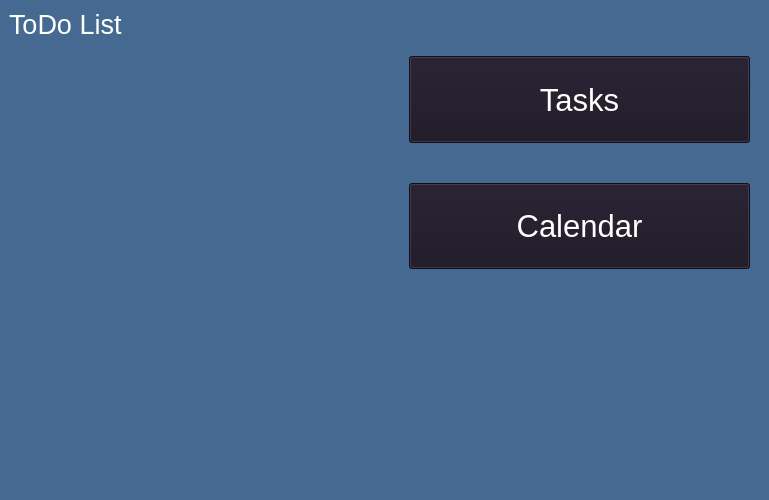
shaahinfaezi/WorkShopProject, file WorkShopProject/mainwindow.ui: the form before one commit.
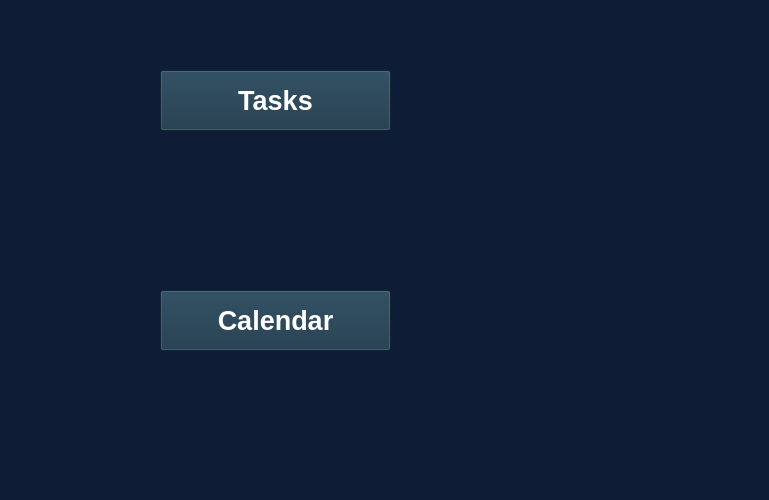
The form after the commit.

The edit to the form file:
```diff
--- a/WorkShopProject/mainwindow.ui
+++ b/WorkShopProject/mainwindow.ui
@@ -18,8 +18,8 @@
   </property>
   <property name="minimumSize">
    <size>
-    <width>0</width>
-    <height>0</height>
+    <width>400</width>
+    <height>400</height>
    </size>
   </property>
   <property name="maximumSize">
@@ -32,86 +32,34 @@
    <string>MainWindow</string>
   </property>
   <property name="styleSheet">
-   <string notr="true">background-color:rgb(69, 105, 144);</string>
+   <string notr="true">background-color:rgb(14, 28, 54);</string>
   </property>
   <widget class="QWidget" name="centralwidget">
-   <layout class="QVBoxLayout" name="verticalLayout_2">
-    <item>
      <widget class="QLabel" name="label">
-      <property name="sizePolicy">
-       <sizepolicy hsizetype="Fixed" vsizetype="Fixed">
-        <horstretch>0</horstretch>
-        <verstretch>0</verstretch>
-       </sizepolicy>
-      </property>
-      <property name="minimumSize">
-       <size>
-        <width>0</width>
-        <height>0</height>
-       </size>
-      </property>
-      <property name="font">
-       <font>
-        <pointsize>20</pointsize>
-       </font>
-      </property>
-      <property name="styleSheet">
-       <string notr="true">color:rgb(253, 255, 252);</string>
-      </property>
+    <property name="geometry">
+     <rect>
+      <x>20</x>
+      <y>50</y>
+      <width>100</width>
+      <height>100</height>
+     </rect>
+    </property>
       <property name="text">
-       <string>ToDo List</string>
-      </property>
-     </widget>
-    </item>
-    <item>
-     <layout class="QVBoxLayout" name="verticalLayout" stretch="0,0">
-      <property name="spacing">
-       <number>40</number>
-      </property>
-      <property name="sizeConstraint">
-       <enum>QLayout::SetNoConstraint</enum>
-      </property>
-      <property name="leftMargin">
-       <number>400</number>
-      </property>
-      <property name="topMargin">
-       <number>10</number>
-      </property>
-      <property name="rightMargin">
-       <number>10</number>
-      </property>
-      <property name="bottomMargin">
-       <number>200</number>
-      </property>
-      <item>
-       <widget class="QPushButton" name="pushButton">
-        <property name="sizePolicy">
-         <sizepolicy hsizetype="Minimum" vsizetype="Minimum">
-          <horstretch>0</horstretch>
-          <verstretch>0</verstretch>
-         </sizepolicy>
-        </property>
-        <property name="font">
-         <font>
-          <pointsize>23</pointsize>
-         </font>
-        </property>
-        <property name="styleSheet">
-         <string notr="true">background-color:rgb(26, 20, 35);
-color:rgb(255, 255, 255);
-
-</string>
-        </property>
-        <property name="text">
-         <string>Tasks</string>
-        </property>
-       </widget>
-      </item>
-      <item>
+     <string/>
+    </property>
+   </widget>
        <widget class="QPushButton" name="pushButton_2">
         <property name="enabled">
          <bool>true</bool>
         </property>
+    <property name="geometry">
+     <rect>
+      <x>160</x>
+      <y>290</y>
+      <width>231</width>
+      <height>61</height>
+     </rect>
+    </property>
         <property name="sizePolicy">
          <sizepolicy hsizetype="Minimum" vsizetype="Minimum">
           <horstretch>0</horstretch>
@@ -120,11 +68,13 @@
         </property>
         <property name="font">
          <font>
-          <pointsize>23</pointsize>
+      <pointsize>20</pointsize>
+      <weight>75</weight>
+      <bold>true</bold>
          </font>
         </property>
         <property name="styleSheet">
-         <string notr="true">background-color:rgb(26, 20, 35);
+     <string notr="true">background-color:rgb(24, 52, 70);
 color:rgb(255, 255, 255);
 
 
@@ -134,10 +84,52 @@
          <string>Calendar</string>
         </property>
        </widget>
-      </item>
-     </layout>
-    </item>
-   </layout>
+   <widget class="QLabel" name="label_2">
+    <property name="geometry">
+     <rect>
+      <x>20</x>
+      <y>270</y>
+      <width>100</width>
+      <height>100</height>
+     </rect>
+    </property>
+    <property name="text">
+     <string/>
+    </property>
+   </widget>
+   <widget class="QPushButton" name="pushButton">
+    <property name="geometry">
+     <rect>
+      <x>160</x>
+      <y>70</y>
+      <width>231</width>
+      <height>61</height>
+     </rect>
+    </property>
+    <property name="sizePolicy">
+     <sizepolicy hsizetype="Minimum" vsizetype="Minimum">
+      <horstretch>0</horstretch>
+      <verstretch>0</verstretch>
+     </sizepolicy>
+    </property>
+    <property name="font">
+     <font>
+      <pointsize>20</pointsize>
+      <weight>75</weight>
+      <bold>true</bold>
+     </font>
+    </property>
+    <property name="styleSheet">
+     <string notr="true">background-color:rgb(24, 52, 70);
+color:rgb(255, 255, 255);
+
+
+</string>
+    </property>
+    <property name="text">
+     <string>Tasks</string>
+    </property>
+   </widget>
   </widget>
   <widget class="QMenuBar" name="menubar">
    <property name="geometry">
```
Lines whose indentation alone changed are shown as unchanged.
